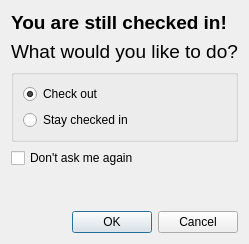
baleboy/flexo, file src/exitdialog.ui: the form before one commit.
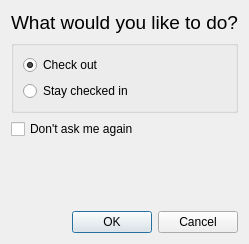
The form after the commit.

```diff
--- a/src/exitdialog.ui
+++ b/src/exitdialog.ui
@@ -14,20 +14,6 @@
    <string>Dialog</string>
   </property>
   <layout class="QVBoxLayout" name="verticalLayout_2">
-   <item>
-    <widget class="QLabel" name="label">
-     <property name="font">
-      <font>
-       <pointsize>14</pointsize>
-       <weight>75</weight>
-       <bold>true</bold>
-      </font>
-     </property>
-     <property name="text">
-      <string>You are still checked in!</string>
-     </property>
-    </widget>
-   </item>
    <item>
     <widget class="QLabel" name="label_2">
      <property name="font">
@@ -38,6 +24,9 @@
      <property name="text">
       <string>What would you like to do?</string>
      </property>
+     <property name="alignment">
+      <set>Qt::AlignCenter</set>
+     </property>
     </widget>
    </item>
    <item>
```
Left out of the diff: 2 changed lines with no effect on the pictures.
